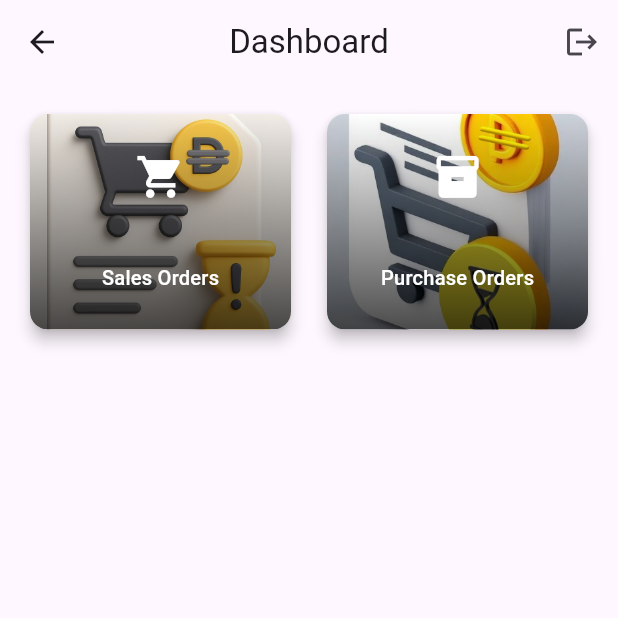
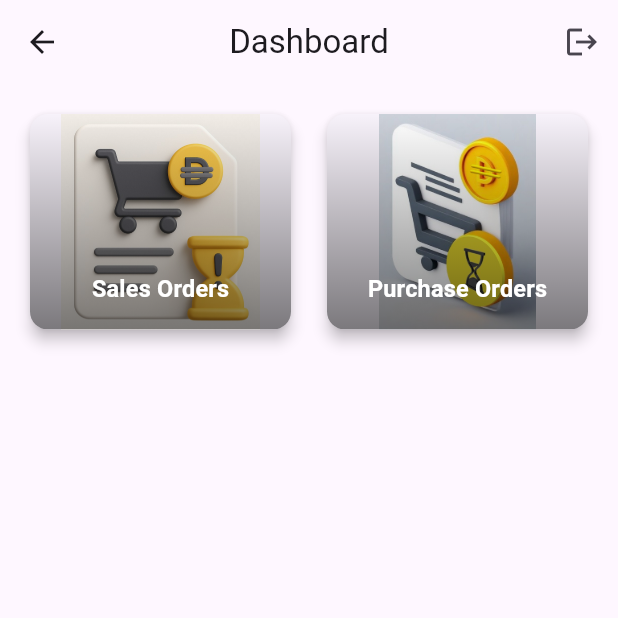
Before and after one commit to Vcodes-soft/delivery_note_app, a Flutter app: the DashboardScreen screen opened by its route, on a phone screen of 412 x 824 dp, the top half of it. Run offline on Flutter 3.47's test engine with Material 3 defaults, Android fonts, the phone set to English and light mode, and no system bars; our stand-ins replace fluttertoast, shared_preferences; missing offline and left inert: flutter_datawedge, mssql_connection; accounts and stored records are empty.

```diff
--- a/lib/widgets/dashboard_card.dart
+++ b/lib/widgets/dashboard_card.dart
@@ -34,7 +34,7 @@ class DashboardCard extends StatelessWidget {
             // Background image
             Image.asset(
               image,
-              fit: BoxFit.cover,
+              fit: BoxFit.contain,
             ),
 
             // Dark overlay for better text visibility
@@ -44,7 +44,7 @@ class DashboardCard extends StatelessWidget {
                   begin: Alignment.bottomCenter,
                   end: Alignment.topCenter,
                   colors: [
-                    Colors.black.withOpacity(0.7),
+                    Colors.black.withOpacity(0.5),
                     Colors.transparent,
                   ],
                 ),
@@ -58,12 +58,12 @@ class DashboardCard extends StatelessWidget {
                 builder: (context, constraints) {
                   final iconSize = constraints.maxHeight * 0.3;
                   final valueFontSize = constraints.maxHeight * 0.2;
-                  final titleFontSize = constraints.maxHeight * 0.12;
+                  final titleFontSize = constraints.maxHeight * 0.14;
 
                   return Column(
-                    mainAxisAlignment: MainAxisAlignment.center,
+                    mainAxisAlignment: MainAxisAlignment.end,
                     children: [
-                      Icon(icon, size: iconSize, color: Colors.white),
+                      // Icon(icon, size: iconSize, color: Colors.white),
                       const SizedBox(height: 8),
                       FittedBox(
                         fit: BoxFit.scaleDown,
@@ -84,6 +84,7 @@ class DashboardCard extends StatelessWidget {
                           style: Theme.of(context).textTheme.titleMedium?.copyWith(
                             fontSize: titleFontSize,
                             color: Colors.white,
+                            fontWeight: FontWeight.bold
                           ),
                           textAlign: TextAlign.center,
                         ),
```
Also changed, not shown: pubspec.lock.
